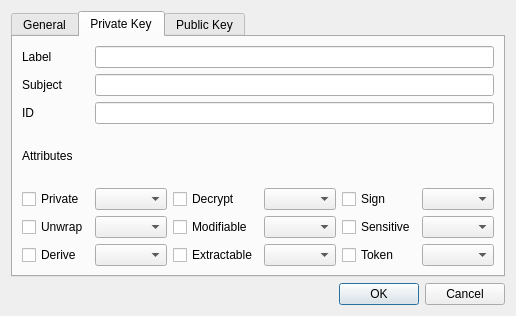
jykim74/CryptokiMan, file HsmMan/gen_key_pair_dlg.ui: the form before one commit.
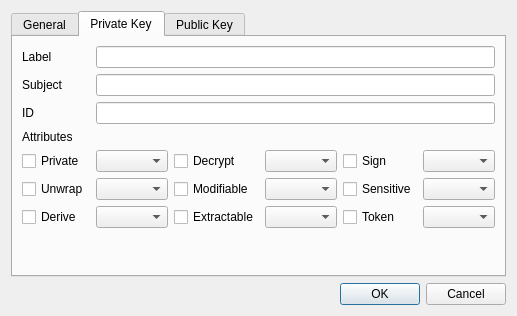
The form after the commit. The open tabs and pages were chosen to show the change.

```diff
--- a/HsmMan/gen_key_pair_dlg.ui
+++ b/HsmMan/gen_key_pair_dlg.ui
@@ -6,7 +6,7 @@
    <rect>
     <x>0</x>
     <y>0</y>
-    <width>450</width>
+    <width>517</width>
     <height>316</height>
    </rect>
   </property>
@@ -124,16 +124,6 @@
        <string>Private Key</string>
       </attribute>
       <layout class="QGridLayout" name="gridLayout_2">
-       <item row="5" column="0">
-        <widget class="QCheckBox" name="checkBox_2">
-         <property name="text">
-          <string>Unwrap</string>
-         </property>
-        </widget>
-       </item>
-       <item row="5" column="5">
-        <widget class="QComboBox" name="comboBox_12"/>
-       </item>
        <item row="6" column="2">
         <widget class="QCheckBox" name="checkBox_8">
          <property name="text">
@@ -141,8 +131,19 @@
          </property>
         </widget>
        </item>
-       <item row="0" column="1" colspan="5">
-        <widget class="QLineEdit" name="lineEdit_5"/>
+       <item row="1" column="0">
+        <widget class="QLabel" name="label_10">
+         <property name="text">
+          <string>Subject</string>
+         </property>
+        </widget>
+       </item>
+       <item row="4" column="4">
+        <widget class="QCheckBox" name="mPriSignCheck">
+         <property name="text">
+          <string>Sign</string>
+         </property>
+        </widget>
        </item>
        <item row="6" column="4">
         <widget class="QCheckBox" name="checkBox_11">
@@ -151,8 +152,32 @@
          </property>
         </widget>
        </item>
-       <item row="6" column="1">
-        <widget class="QComboBox" name="comboBox_7"/>
+       <item row="2" column="0">
+        <widget class="QLabel" name="label_11">
+         <property name="text">
+          <string>ID</string>
+         </property>
+        </widget>
+       </item>
+       <item row="4" column="2">
+        <widget class="QCheckBox" name="mPriDecryptCheck">
+         <property name="text">
+          <string>Decrypt</string>
+         </property>
+        </widget>
+       </item>
+       <item row="4" column="5">
+        <widget class="QComboBox" name="mPriSignCombo"/>
+       </item>
+       <item row="6" column="0">
+        <widget class="QCheckBox" name="mPriDeriveCheck">
+         <property name="text">
+          <string>Derive</string>
+         </property>
+        </widget>
+       </item>
+       <item row="5" column="3">
+        <widget class="QComboBox" name="mPriModifiableCombo"/>
        </item>
        <item row="0" column="0">
         <widget class="QLabel" name="label_9">
@@ -161,15 +186,6 @@
          </property>
         </widget>
        </item>
-       <item row="5" column="1">
-        <widget class="QComboBox" name="comboBox_6"/>
-       </item>
-       <item row="1" column="1" colspan="5">
-        <widget class="QLineEdit" name="lineEdit_6"/>
-       </item>
-       <item row="5" column="3">
-        <widget class="QComboBox" name="comboBox_9"/>
-       </item>
        <item row="3" column="0">
         <widget class="QLabel" name="label_12">
          <property name="text">
@@ -177,39 +193,17 @@
          </property>
         </widget>
        </item>
-       <item row="4" column="4">
-        <widget class="QCheckBox" name="checkBox_6">
-         <property name="text">
-          <string>Sign</string>
-         </property>
-        </widget>
-       </item>
        <item row="6" column="5">
         <widget class="QComboBox" name="comboBox_13"/>
        </item>
-       <item row="6" column="0">
-        <widget class="QCheckBox" name="checkBox_3">
-         <property name="text">
-          <string>Derive</string>
-         </property>
-        </widget>
+       <item row="1" column="1" colspan="5">
+        <widget class="QLineEdit" name="mPriSubjectText"/>
        </item>
-       <item row="2" column="1" colspan="5">
-        <widget class="QLineEdit" name="lineEdit_7"/>
+       <item row="4" column="1">
+        <widget class="QComboBox" name="mPriPrivateCombo"/>
        </item>
-       <item row="1" column="0">
-        <widget class="QLabel" name="label_10">
-         <property name="text">
-          <string>Subject</string>
-         </property>
-        </widget>
-       </item>
-       <item row="4" column="2">
-        <widget class="QCheckBox" name="checkBox_5">
-         <property name="text">
-          <string>Decrypt</string>
-         </property>
-        </widget>
+       <item row="5" column="5">
+        <widget class="QComboBox" name="mPriSensitiveCombo"/>
        </item>
        <item row="5" column="4">
         <widget class="QCheckBox" name="checkBox_10">
@@ -218,39 +212,58 @@
          </property>
         </widget>
        </item>
+       <item row="5" column="2">
+        <widget class="QCheckBox" name="mPriModifiableCheck">
+         <property name="text">
+          <string>Modifiable</string>
+         </property>
+        </widget>
+       </item>
+       <item row="4" column="0">
+        <widget class="QCheckBox" name="mPriPrivateCheck">
+         <property name="text">
+          <string>Private</string>
+         </property>
+        </widget>
+       </item>
+       <item row="6" column="1">
+        <widget class="QComboBox" name="mPriDeriveCombo"/>
+       </item>
        <item row="6" column="3">
-        <widget class="QComboBox" name="comboBox_10"/>
-       </item>
-       <item row="2" column="0">
-        <widget class="QLabel" name="label_11">
-         <property name="text">
-          <string>ID</string>
-         </property>
-        </widget>
-       </item>
-       <item row="4" column="1">
-        <widget class="QComboBox" name="comboBox_3"/>
-       </item>
-       <item row="4" column="5">
-        <widget class="QComboBox" name="comboBox_5"/>
-       </item>
-       <item row="5" column="2">
-        <widget class="QCheckBox" name="checkBox_7">
-         <property name="text">
-          <string>Modifiable</string>
-         </property>
-        </widget>
+        <widget class="QComboBox" name="mPriExtractableCombo"/>
        </item>
        <item row="4" column="3">
         <widget class="QComboBox" name="comboBox_4"/>
        </item>
-       <item row="4" column="0">
-        <widget class="QCheckBox" name="checkBox">
+       <item row="0" column="1" colspan="5">
+        <widget class="QLineEdit" name="mPriLabelText"/>
+       </item>
+       <item row="5" column="1">
+        <widget class="QComboBox" name="mPriUnwrapCombo"/>
+       </item>
+       <item row="5" column="0">
+        <widget class="QCheckBox" name="mPriUnwrapCheck">
          <property name="text">
-          <string>Private</string>
+          <string>Unwrap</string>
          </property>
         </widget>
        </item>
+       <item row="2" column="1" colspan="5">
+        <widget class="QLineEdit" name="mPriIDText"/>
+       </item>
+       <item row="7" column="1">
+        <spacer name="verticalSpacer_2">
+         <property name="orientation">
+          <enum>Qt::Vertical</enum>
+         </property>
+         <property name="sizeHint" stdset="0">
+          <size>
+           <width>20</width>
+           <height>40</height>
+          </size>
+         </property>
+        </spacer>
+       </item>
       </layout>
      </widget>
      <widget class="QWidget" name="tab_3">
```
Left out of the diff: 188 changed lines with no effect on the pictures.
